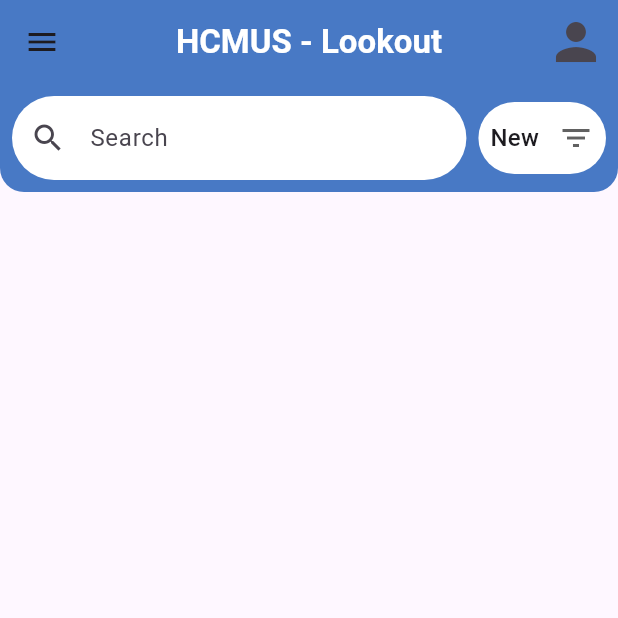
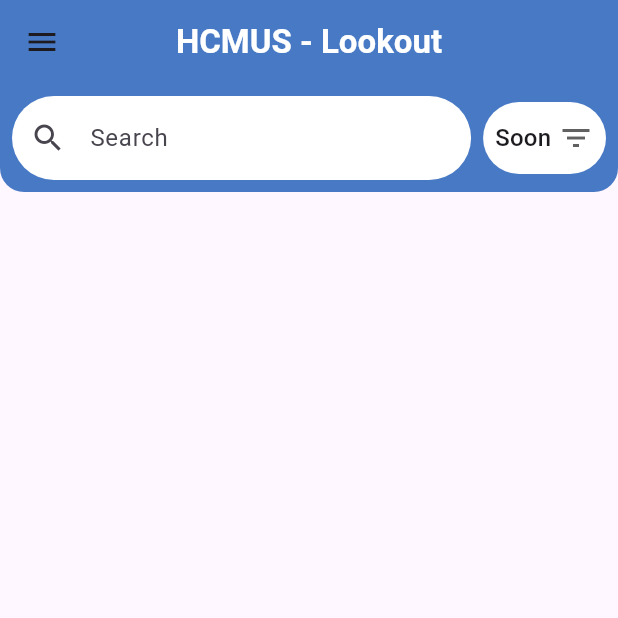
Before and after one commit to VoDangKhoa22CLC/T1_Repo, a Flutter app: the Home screen opened by its route, in the side drawer, after a tap on "CREATE EVENT", on a phone screen of 412 x 824 dp, the top half of it. Run offline on Flutter 3.47's test engine with Material 3 defaults, Android fonts, the phone set to English and light mode, and no system bars; our stand-ins replace auto_size_text, awesome_dialog, awesome_notifications, cloud_firestore, file_picker, firebase_auth and 8 more; accounts and stored records are empty.

Commit message:
final version before demo

```diff
--- a/src/lib/controller/account.dart
+++ b/src/lib/controller/account.dart
@@ -443,12 +443,10 @@ class AccountController {
 
   Future editClubProfile(
       {required String uid,
-      required String email,
       required String name,
       required String description}) async {
     await _userCollection.doc(uid).set({
       "description": description,
-      "email": email,
       "name": name,
     }, SetOptions(merge: true));
   }
--- a/src/lib/controller/event.dart
+++ b/src/lib/controller/event.dart
@@ -199,12 +199,21 @@ class _EventListState extends State<EventList> {
   @override
   Widget build(BuildContext context) {
     final events = Provider.of<List<EventClass>?>(context);
-    if (widget.sortQuery == "Time↓") {
+    if (widget.sortQuery == "Soon") {
       events?.sort((a, b) => a.eventTime.compareTo(b.eventTime));
     }
-    else if (widget.sortQuery == "Time↑"){
+    else if (widget.sortQuery == "Late"){
       events?.sort((a, b) => b.eventTime.compareTo(a.eventTime));
+    } else if (widget.sortQuery == "A-Z"){
+      events?.sort((a, b) => a.eventName.compareTo(b.eventName));
+    } else if (widget.sortQuery == "Z-A"){
+      events?.sort((a, b) => b.eventName.compareTo(a.eventName));
+    } else if (widget.sortQuery == "Trend"){
+      events?.sort((a, b) => a.subscribers.compareTo(b.subscribers));
+    } else if (widget.sortQuery == "Flop"){
+      events?.sort((a, b) => b.subscribers.compareTo(a.subscribers));
     }
+
 
     final filtered = events?.where((event) => event.eventName.contains(widget.searchQuery)).toList();
 
--- a/src/lib/screen/home.dart
+++ b/src/lib/screen/home.dart
@@ -29,8 +29,8 @@ class Home extends StatefulWidget {
 class _HomeState extends State<Home> {
   final controller = AccountController();
   String _searchQuery = "";
-  String _filterQuery = "New";
-  final List<String> _filterOptions = <String>["New", "Time↓", "Time↑"];
+  String _filterQuery = "Soon";
+  final List<String> _filterOptions = <String>["Soon", "Late", "A-Z", "Z-A", "Trend", "Flop"];
   final GlobalKey<RefreshIndicatorState> _refreshIndicatorKey =
       GlobalKey<RefreshIndicatorState>();
   AppUser? _currentUser;
@@ -55,6 +55,14 @@ class _HomeState extends State<Home> {
   bool _getCreate() {
     if (_isAdminControl == "true") {
       return true;
+    }
+
+    if (_currentUser == null) {
+      return false;
+    }
+
+    if (_currentUser is! Club){
+      return false;
     }
 
     if (_currentUser is Club){
@@ -89,13 +97,6 @@ class _HomeState extends State<Home> {
           ),
           backgroundColor: Theme.of(context).primaryColor,
           elevation: 0,
-          actions: <Widget>[
-            IconButton(
-              iconSize: 40,
-              icon: const Icon(Icons.person),
-              onPressed: () {},
-            ),
-          ],
         ),
         drawer: Drawer(
           child: ListView(
--- a/src/lib/screen/info_screen/calendar_screen.dart
+++ b/src/lib/screen/info_screen/calendar_screen.dart
@@ -83,6 +83,7 @@ class _CalendarState extends State {
         centerTitle: true,
       ),
       body: Column(
+
         children: [
           TableCalendar(
             firstDay: DateTime(2010, 10, 20),
--- a/src/lib/screen/info_screen/club_profile.dart
+++ b/src/lib/screen/info_screen/club_profile.dart
@@ -239,10 +239,10 @@ class _ProfileScreenState extends State<ProfileScreen> {
             ),
             Center(
               child: ElevatedButton.icon(
-                label: const Text('Manage Profile'),
+                label: Text('Manage Profile', style: TextStyle(color: Theme.of(context).primaryColor)),
                 style: ElevatedButton.styleFrom(
-                  padding: EdgeInsets.symmetric(horizontal: 20.0, vertical: 10.0),
-                  textStyle: TextStyle(fontSize: 16.0),
+                  padding: const EdgeInsets.symmetric(horizontal: 20.0, vertical: 10.0),
+                  textStyle: const TextStyle(fontSize: 16.0),
                 ),
                 onPressed: () {
                   Navigator.push(
--- a/src/lib/screen/info_screen/manage_clubs_screen.dart
+++ b/src/lib/screen/info_screen/manage_clubs_screen.dart
@@ -54,6 +54,7 @@ class _ManageClubsScreenState extends State<ManageClubsScreen> {
         child: Column(
           mainAxisAlignment: MainAxisAlignment.center,
           children: [
+            const SizedBox(height: 20),
             const Text(
               'Clubs management',
               style: TextStyle(fontSize: 20, fontWeight: FontWeight.bold),
@@ -70,7 +71,7 @@ class _ManageClubsScreenState extends State<ManageClubsScreen> {
                     child: ListTile(
                       leading: const Icon(Icons.group),
                       title: Text(_clubs[index].name),
-                      subtitle: const Text('Pending Authorization'),
+                      subtitle: _authored[index] == "false" ? const Text('Pending Authorization') : const Text(""),
                       trailing: _authored[index] == "false" ? ElevatedButton(
                         onPressed: () => {
                           _authorizeClub(context, _clubs[index].name),
```
Also changed, not shown: src/lib/screen/info_screen/event_create.dart (+5 -4 lines), src/lib/screen/info_screen/event_edit.dart (+9 -40 lines), src/lib/screen/info_screen/event_screen.dart (+21 -5 lines), src/lib/screen/info_screen/profile_edit.dart (+12 -26 lines), src/lib/screen/info_screen/user_events_screen.dart (+46 -25 lines).
